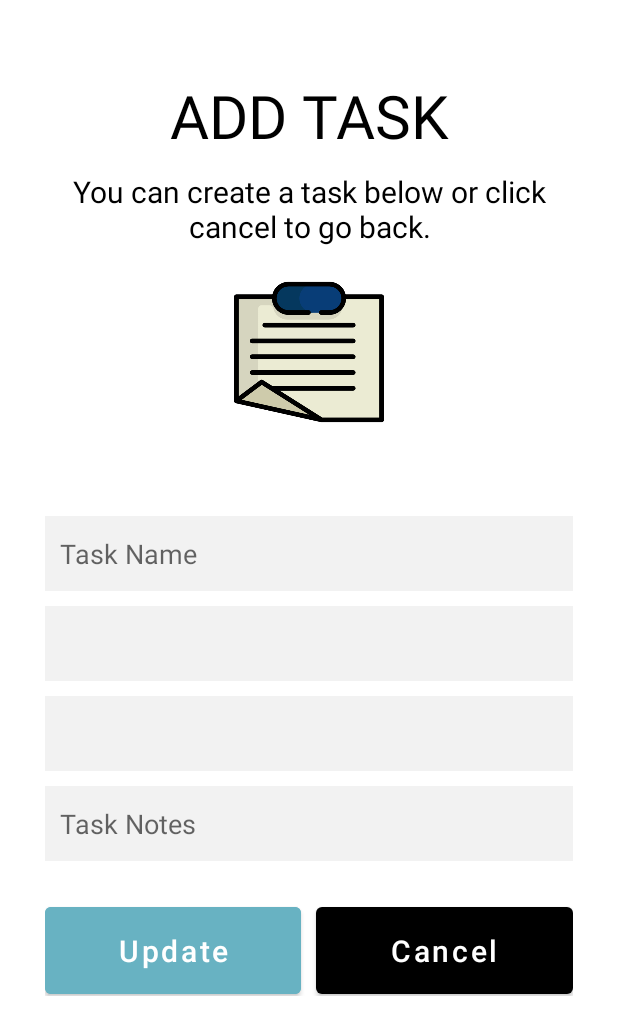
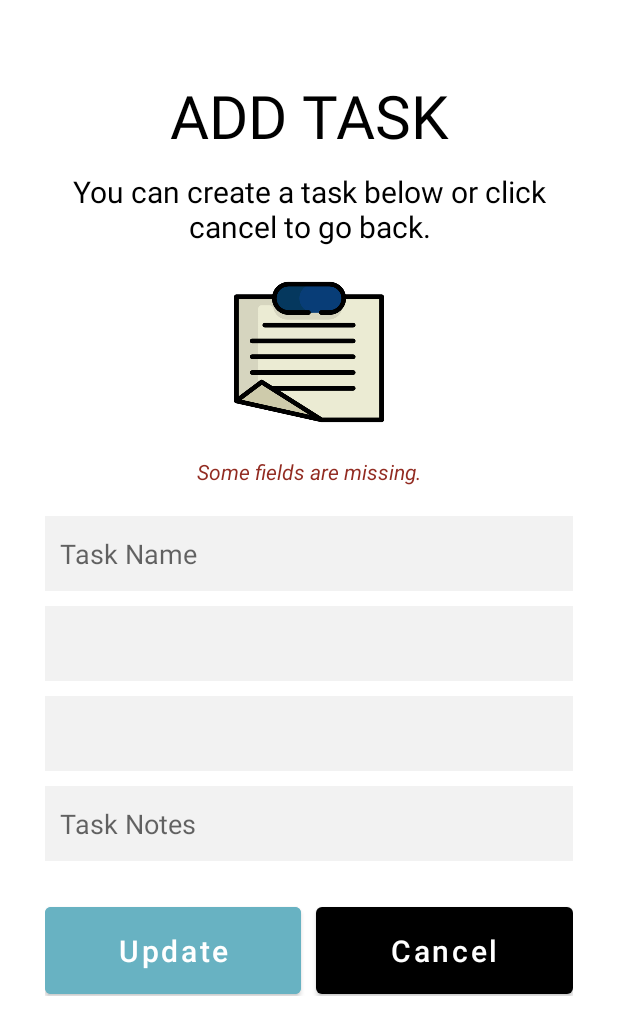
Before and after one commit to cassandrale179/ci491_project, an Android app: the AddTask screen opened directly, with no data from a screen before it, after a tap on "Update", on a phone screen of 412 x 824 dp. Shown: the top 1035 px of the screen. Run offline under Robolectric (Android 15) with nearby library versions, the phone set to English and light mode, and no system bars; our stand-ins replace Firebase (no records; nobody signed in at launch, a user with empty details on screens opened directly).

Commit message:
Add in add task

```diff
--- a/app/src/main/java/com/example/caregiver/AddTask.java
+++ b/app/src/main/java/com/example/caregiver/AddTask.java
@@ -1,11 +1,13 @@
 package com.example.caregiver;
 
 import androidx.appcompat.app.AppCompatActivity;
+import androidx.core.content.ContextCompat;
 
 import android.content.Intent;
 import android.content.SharedPreferences;
 import android.os.Bundle;
 import android.preference.PreferenceManager;
+import android.text.Html;
 import android.util.Log;
 import android.view.View;
 import android.widget.AdapterView;
@@ -13,6 +15,7 @@ import android.widget.ArrayAdapter;
 import android.widget.Button;
 import android.widget.EditText;
 import android.widget.Spinner;
+import android.widget.TextView;
 
 import com.google.firebase.database.DatabaseError;
 import com.google.firebase.database.DatabaseReference;
@@ -45,12 +48,27 @@ public class AddTask extends AppCompatActivity {
     HashMap< String, List<String> > caregiveeRooms = new HashMap<>();
 
     // Set up global variables
-    Spinner caregiveeSpinner;
-    Spinner roomSpinner;
-    String selectedCaregiveeId;
-    EditText taskNameField;
-    EditText taskNotesField;
-    String caregiverId;
+    private Spinner caregiveeSpinner;
+    private Spinner roomSpinner;
+    public String selectedCaregiveeId;
+    private EditText taskNameField;
+    private EditText taskNotesField;
+    private String caregiverId;
+    private TextView errorMessage;
+    int red;
+    int green;
+
+    /**
+     * Render the error and success message field.
+     * @param sourceString The text message to be displayed.
+     * @param color The color for the text message (red for error, green for success).
+     */
+    public void displayMessage(String sourceString, int color) {
+        errorMessage.setText(Html.fromHtml(sourceString));
+        errorMessage.setVisibility(View.VISIBLE);
+        errorMessage.setTextColor(color);
+    }
+
 
     @Override
     protected void onCreate(Bundle savedInstanceState) {
@@ -61,7 +79,29 @@ public class AddTask extends AppCompatActivity {
         caregiveeSpinner = (Spinner) findViewById(R.id.taskCaregivee);
         roomSpinner = (Spinner) findViewById(R.id.taskRoom);
 
-        // Get data from the tasks page
+        // Initialize fields
+        taskNameField = (EditText) findViewById(R.id.taskName);
+        taskNotesField = (EditText) findViewById(R.id.taskNotes);
+        errorMessage = (TextView) findViewById(R.id.taskMessage);
+
+        // Set color
+        red = ContextCompat.getColor(getApplicationContext(), R.color.red);
+        green = ContextCompat.getColor(getApplicationContext(), R.color.green);
+
+        // Handling create spinner options
+        createSpinners();
+
+        // TODO: for some reason this crash the app after it return to the Tasks page
+        Button backButton = findViewById(R.id.taskBackButton);
+        backButton.setOnClickListener(new View.OnClickListener() {
+            @Override
+            public void onClick(View view) {
+                startActivity(new Intent(view.getContext(), TaskFragment.class));
+            }
+        });
+    }
+
+    protected void createSpinners(){
         Gson gson = new Gson();
         SharedPreferences preferences = PreferenceManager.getDefaultSharedPreferences(this);
         String caregiveeRoomsStr = preferences.getString("caregiveeRooms", null);
@@ -108,17 +148,6 @@ public class AddTask extends AppCompatActivity {
             public void onNothingSelected(AdapterView<?> parent) {
             }
         });
-
-        // TODO: for some reason this crash the app after it return to the Tasks page
-        taskNameField = (EditText) findViewById(R.id.taskName);
-        taskNotesField = (EditText) findViewById(R.id.taskNotes);
-        Button backButton = findViewById(R.id.taskBackButton);
-        backButton.setOnClickListener(new View.OnClickListener() {
-            @Override
-            public void onClick(View view) {
-                startActivity(new Intent(view.getContext(), TaskFragment.class));
-            }
-        });
     }
 
     /**
@@ -126,10 +155,10 @@ public class AddTask extends AppCompatActivity {
      * @param view The view of the Add Task page
      */
     public void CreateTask(View view){
-        if (taskNameField.getText() == null ||
+        if (taskNameField.getText().toString().isEmpty() ||
                 roomSpinner.getSelectedItem() == null ||
                 selectedCaregiveeId == null){
-            Log.d("Error", "Your field is missing");
+            displayMessage("Some fields are missing.", red);
             return;
         }
 
@@ -161,9 +190,9 @@ public class AddTask extends AppCompatActivity {
             @Override
             public void onComplete(DatabaseError databaseError, DatabaseReference databaseReference) {
                 if (databaseError != null) {
-                    System.out.println("Data could not be saved " + databaseError.getMessage());
+                    displayMessage(databaseError.getMessage(), red);
                 } else {
-                    System.out.println("Data saved successfully.");
+                   displayMessage("Data saved successfully.", green);
                 }
             }
         });
--- a/app/src/main/res/layout/activity_add_task.xml
+++ b/app/src/main/res/layout/activity_add_task.xml
@@ -39,14 +39,14 @@
             android:layout_marginBottom="20dp"/>
 
         <ImageView
-            android:id="@+id/signupLogo"
+            android:id="@+id/addTaskLogo"
             android:layout_width="100dp"
             android:layout_height="100dp"
             android:layout_marginBottom="20dp"
             app:srcCompat="@drawable/paper_note" />
 
         <TextView
-            android:id="@+id/signupMessage"
+            android:id="@+id/taskMessage"
             android:layout_width="wrap_content"
             android:layout_height="wrap_content"
             android:visibility="invisible"
```
